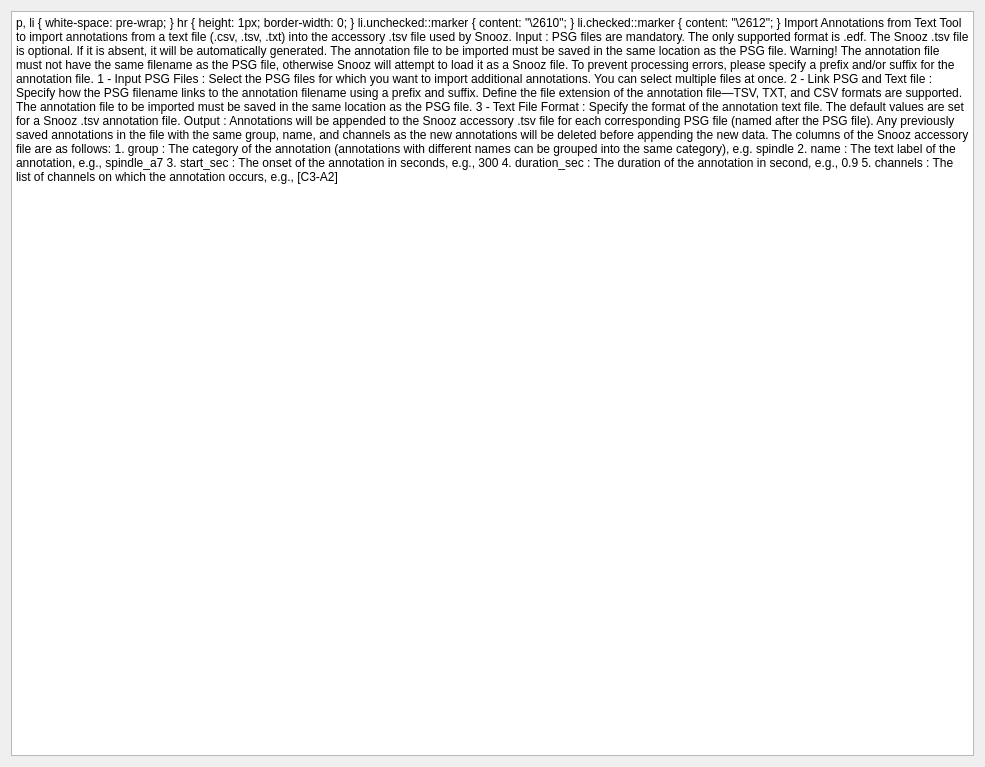
Above: tools/CEAMSTools/ImportTextAnnotations/IntroStep/Ui_IntroStep.ui from SnoozToolbox/snooz-package-ceams before the change. Below: the same form after it.
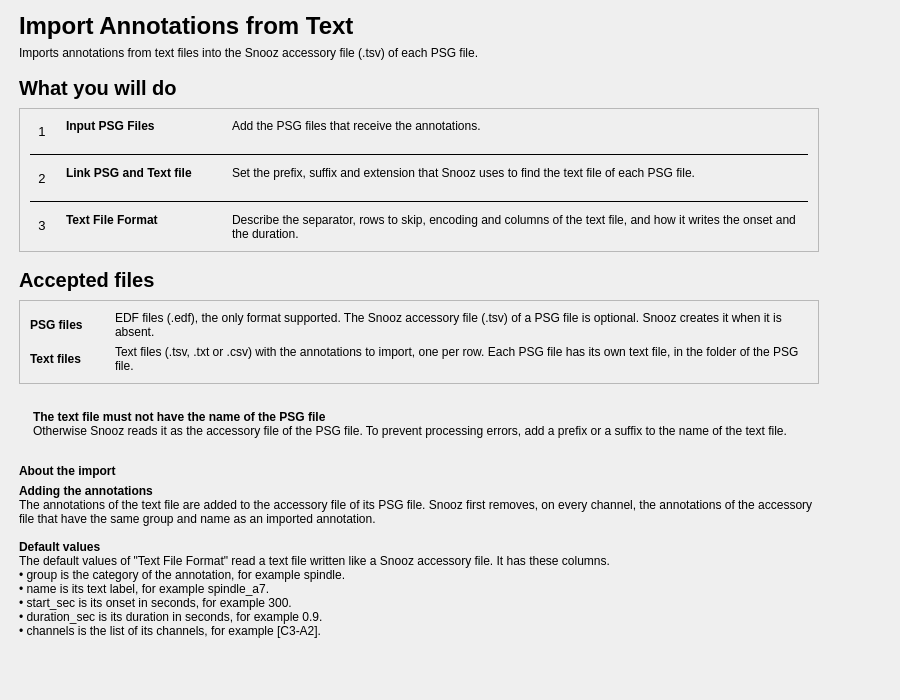
That is the form after the change.

Commit message: Import Annotations from Text: redesigned pages (tool 2.3.3)

```diff
--- a/tools/CEAMSTools/ImportTextAnnotations/IntroStep/Ui_IntroStep.ui
+++ b/tools/CEAMSTools/ImportTextAnnotations/IntroStep/Ui_IntroStep.ui
@@ -6,64 +6,576 @@
    <rect>
     <x>0</x>
     <y>0</y>
-    <width>985</width>
-    <height>767</height>
+    <width>900</width>
+    <height>700</height>
    </rect>
   </property>
   <property name="windowTitle">
    <string/>
   </property>
   <layout class="QVBoxLayout" name="verticalLayout">
-   <property name="spacing">
-    <number>25</number>
+   <property name="leftMargin">
+    <number>19</number>
    </property>
+   <property name="topMargin">
+    <number>12</number>
+   </property>
+   <property name="rightMargin">
+    <number>19</number>
+   </property>
+   <property name="bottomMargin">
+    <number>12</number>
+   </property>
    <item>
-    <widget class="QTextEdit" name="textEdit">
-     <property name="readOnly">
-      <bool>true</bool>
+    <layout class="QHBoxLayout" name="content_row" stretch="1,0">
+     <property name="leftMargin">
+      <number>0</number>
      </property>
-     <property name="html">
-      <string>&lt;!DOCTYPE HTML PUBLIC &quot;-//W3C//DTD HTML 4.0//EN&quot; &quot;http://www.w3.org/TR/REC-html40/strict.dtd&quot;&gt;
-&lt;html&gt;&lt;head&gt;&lt;meta name=&quot;qrichtext&quot; content=&quot;1&quot; /&gt;&lt;meta charset=&quot;utf-8&quot; /&gt;&lt;style type=&quot;text/css&quot;&gt;
-p, li { white-space: pre-wrap; }
-hr { height: 1px; border-width: 0; }
-li.unchecked::marker { content: &quot;\2610&quot;; }
-li.checked::marker { content: &quot;\2612&quot;; }
-&lt;/style&gt;&lt;/head&gt;&lt;body style=&quot; font-size:12pt; font-weight:400; font-style:normal;&quot;&gt;
-&lt;p style=&quot; margin-top:0px; margin-bottom:0px; margin-left:0px; margin-right:0px; -qt-block-indent:0; text-indent:0px;&quot;&gt;&lt;span style=&quot; font-weight:700;&quot;&gt;Import Annotations from Text&lt;/span&gt;&lt;/p&gt;
-&lt;p style=&quot;-qt-paragraph-type:empty; margin-top:0px; margin-bottom:0px; margin-left:0px; margin-right:0px; -qt-block-indent:0; text-indent:0px; font-weight:700;&quot;&gt;&lt;br /&gt;&lt;/p&gt;
-&lt;p style=&quot; margin-top:0px; margin-bottom:0px; margin-left:0px; margin-right:0px; -qt-block-indent:0; text-indent:0px;&quot;&gt;Tool to import annotations from a text file (.csv, .tsv, .txt) into the accessory .tsv file used by Snooz.&lt;/p&gt;
-&lt;p style=&quot;-qt-paragraph-type:empty; margin-top:0px; margin-bottom:0px; margin-left:0px; margin-right:0px; -qt-block-indent:0; text-indent:0px;&quot;&gt;&lt;br /&gt;&lt;/p&gt;
-&lt;p style=&quot; margin-top:0px; margin-bottom:0px; margin-left:0px; margin-right:0px; -qt-block-indent:0; text-indent:0px;&quot;&gt;&lt;span style=&quot; text-decoration: underline;&quot;&gt;Input :&lt;/span&gt;&lt;/p&gt;
-&lt;p style=&quot; margin-top:0px; margin-bottom:0px; margin-left:0px; margin-right:0px; -qt-block-indent:0; text-indent:0px;&quot;&gt;PSG files are mandatory.  The only supported format is .edf.&lt;/p&gt;
-&lt;p style=&quot; margin-top:0px; margin-bottom:0px; margin-left:0px; margin-right:0px; -qt-block-indent:0; text-indent:0px;&quot;&gt;The Snooz .tsv file is optional. If it is absent, it will be automatically generated.&lt;/p&gt;
-&lt;p style=&quot; margin-top:0px; margin-bottom:0px; margin-left:0px; margin-right:0px; -qt-block-indent:0; text-indent:0px;&quot;&gt;The annotation file to be imported must be saved in the same location as the PSG file.&lt;/p&gt;
-&lt;p style=&quot;-qt-paragraph-type:empty; margin-top:0px; margin-bottom:0px; margin-left:0px; margin-right:0px; -qt-block-indent:0; text-indent:0px;&quot;&gt;&lt;br /&gt;&lt;/p&gt;
-&lt;p style=&quot; margin-top:0px; margin-bottom:0px; margin-left:0px; margin-right:0px; -qt-block-indent:0; text-indent:0px;&quot;&gt;&lt;span style=&quot; font-weight:700;&quot;&gt;Warning!&lt;/span&gt;&lt;br /&gt;The annotation file must &lt;span style=&quot; font-weight:700;&quot;&gt;not&lt;/span&gt; have the same filename as the PSG file, otherwise Snooz will attempt to load it as a Snooz file.&lt;br /&gt;To prevent processing errors, please specify a &lt;span style=&quot; font-weight:700;&quot;&gt;prefix&lt;/span&gt; and/or &lt;span style=&quot; font-weight:700;&quot;&gt;suffix&lt;/span&gt; for the annotation file.&lt;/p&gt;
-&lt;p style=&quot;-qt-paragraph-type:empty; margin-top:0px; margin-bottom:0px; margin-left:0px; margin-right:0px; -qt-block-indent:0; text-indent:0px;&quot;&gt;&lt;br /&gt;&lt;/p&gt;
-&lt;p style=&quot; margin-top:0px; margin-bottom:0px; margin-left:0px; margin-right:0px; -qt-block-indent:0; text-indent:0px;&quot;&gt;&lt;span style=&quot; text-decoration: underline;&quot;&gt;1 - Input PSG Files :&lt;/span&gt;&lt;/p&gt;
-&lt;p style=&quot; margin-top:0px; margin-bottom:0px; margin-left:0px; margin-right:0px; -qt-block-indent:0; text-indent:0px;&quot;&gt;Select the PSG files for which you want to import additional annotations. You can select multiple files at once.&lt;/p&gt;
-&lt;p style=&quot;-qt-paragraph-type:empty; margin-top:0px; margin-bottom:0px; margin-left:0px; margin-right:0px; -qt-block-indent:0; text-indent:0px;&quot;&gt;&lt;br /&gt;&lt;/p&gt;
-&lt;p style=&quot; margin-top:0px; margin-bottom:0px; margin-left:0px; margin-right:0px; -qt-block-indent:0; text-indent:0px;&quot;&gt;&lt;span style=&quot; text-decoration: underline;&quot;&gt;2 - Link PSG and Text file :&lt;/span&gt;&lt;/p&gt;
-&lt;p style=&quot; margin-top:0px; margin-bottom:0px; margin-left:0px; margin-right:0px; -qt-block-indent:0; text-indent:0px;&quot;&gt;Specify how the PSG filename links to the annotation filename using a prefix and suffix. &lt;/p&gt;
-&lt;p style=&quot; margin-top:0px; margin-bottom:0px; margin-left:0px; margin-right:0px; -qt-block-indent:0; text-indent:0px;&quot;&gt;Define the file extension of the annotation file—TSV, TXT, and CSV formats are supported.&lt;/p&gt;
-&lt;p style=&quot; margin-top:0px; margin-bottom:0px; margin-left:0px; margin-right:0px; -qt-block-indent:0; text-indent:0px;&quot;&gt;The annotation file to be imported must be saved in the same location as the PSG file.&lt;/p&gt;
-&lt;p style=&quot;-qt-paragraph-type:empty; margin-top:0px; margin-bottom:0px; margin-left:0px; margin-right:0px; -qt-block-indent:0; text-indent:0px;&quot;&gt;&lt;br /&gt;&lt;/p&gt;
-&lt;p style=&quot; margin-top:0px; margin-bottom:0px; margin-left:0px; margin-right:0px; -qt-block-indent:0; text-indent:0px;&quot;&gt;&lt;span style=&quot; text-decoration: underline;&quot;&gt;3 - Text File Format :&lt;/span&gt; &lt;/p&gt;
-&lt;p style=&quot; margin-top:0px; margin-bottom:0px; margin-left:0px; margin-right:0px; -qt-block-indent:0; text-indent:0px;&quot;&gt;Specify the format of the annotation text file. The default values are set for a Snooz .tsv annotation file.&lt;/p&gt;
-&lt;p style=&quot;-qt-paragraph-type:empty; margin-top:0px; margin-bottom:0px; margin-left:0px; margin-right:0px; -qt-block-indent:0; text-indent:0px;&quot;&gt;&lt;br /&gt;&lt;/p&gt;
-&lt;p style=&quot; margin-top:0px; margin-bottom:0px; margin-left:0px; margin-right:0px; -qt-block-indent:0; text-indent:0px;&quot;&gt;&lt;span style=&quot; text-decoration: underline;&quot;&gt;Output :&lt;/span&gt;&lt;/p&gt;
-&lt;p style=&quot; margin-top:0px; margin-bottom:0px; margin-left:0px; margin-right:0px; -qt-block-indent:0; text-indent:0px;&quot;&gt;Annotations will be appended to the Snooz accessory .tsv file for each corresponding PSG file (named after the PSG file).&lt;/p&gt;
-&lt;p style=&quot; margin-top:0px; margin-bottom:0px; margin-left:0px; margin-right:0px; -qt-block-indent:0; text-indent:0px;&quot;&gt;Any previously saved annotations in the file with the same group, name, and channels as the new annotations will be deleted before appending the new data.&lt;/p&gt;
-&lt;p style=&quot; margin-top:0px; margin-bottom:0px; margin-left:0px; margin-right:0px; -qt-block-indent:0; text-indent:0px;&quot;&gt;	&lt;/p&gt;
-&lt;p style=&quot; margin-top:0px; margin-bottom:0px; margin-left:0px; margin-right:0px; -qt-block-indent:0; text-indent:0px;&quot;&gt;The columns of the Snooz accessory file are as follows:&lt;/p&gt;
-&lt;p style=&quot; margin-top:0px; margin-bottom:0px; margin-left:0px; margin-right:0px; -qt-block-indent:0; text-indent:0px;&quot;&gt;   1. &lt;span style=&quot; font-weight:600;&quot;&gt;group&lt;/span&gt; : The category of the annotation (annotations with different names can be grouped into the same category), e.g. &lt;span style=&quot; font-style:italic;&quot;&gt;spindle&lt;/span&gt;&lt;/p&gt;
-&lt;p style=&quot; margin-top:0px; margin-bottom:0px; margin-left:0px; margin-right:0px; -qt-block-indent:0; text-indent:0px;&quot;&gt;   2. &lt;span style=&quot; font-weight:600;&quot;&gt;name&lt;/span&gt;: The text label of the annotation, e.g., &lt;span style=&quot; font-style:italic;&quot;&gt;spindle_a7&lt;/span&gt;&lt;/p&gt;
-&lt;p style=&quot; margin-top:0px; margin-bottom:0px; margin-left:0px; margin-right:0px; -qt-block-indent:0; text-indent:0px;&quot;&gt;   3. &lt;span style=&quot; font-weight:600;&quot;&gt;start_sec&lt;/span&gt;: The onset of the annotation in seconds, e.g., &lt;span style=&quot; font-style:italic;&quot;&gt;300&lt;/span&gt;&lt;/p&gt;
-&lt;p style=&quot; margin-top:0px; margin-bottom:0px; margin-left:0px; margin-right:0px; -qt-block-indent:0; text-indent:0px;&quot;&gt;   4. &lt;span style=&quot; font-weight:600;&quot;&gt;duration_sec&lt;/span&gt; : The duration of the annotation in second, e.g., &lt;span style=&quot; font-style:italic;&quot;&gt;0.9&lt;/span&gt;&lt;/p&gt;
-&lt;p style=&quot; margin-top:0px; margin-bottom:0px; margin-left:0px; margin-right:0px; -qt-block-indent:0; text-indent:0px;&quot;&gt;   5. &lt;span style=&quot; font-weight:600;&quot;&gt;channels&lt;/span&gt; : The list of channels on which the annotation occurs, e.g., &lt;span style=&quot; font-style:italic;&quot;&gt;[C3-A2]&lt;/span&gt;&lt;/p&gt;&lt;/body&gt;&lt;/html&gt;</string>
+     <property name="topMargin">
+      <number>0</number>
      </property>
-    </widget>
+     <property name="rightMargin">
+      <number>0</number>
+     </property>
+     <property name="bottomMargin">
+      <number>0</number>
+     </property>
+     <item>
+      <widget class="QWidget" name="content_widget" native="true">
+       <property name="maximumSize">
+        <size>
+         <width>800</width>
+         <height>16777215</height>
+        </size>
+       </property>
+       <layout class="QVBoxLayout" name="content_layout">
+        <property name="spacing">
+         <number>16</number>
+        </property>
+        <property name="leftMargin">
+         <number>0</number>
+        </property>
+        <property name="topMargin">
+         <number>0</number>
+        </property>
+        <property name="rightMargin">
+         <number>0</number>
+        </property>
+        <property name="bottomMargin">
+         <number>0</number>
+        </property>
+        <item>
+         <layout class="QVBoxLayout" name="header_layout">
+          <property name="spacing">
+           <number>6</number>
+          </property>
+          <item>
+           <widget class="QLabel" name="title_label">
+            <property name="font">
+             <font>
+              <pointsize>18</pointsize>
+              <bold>true</bold>
+             </font>
+            </property>
+            <property name="text">
+             <string>Import Annotations from Text</string>
+            </property>
+           </widget>
+          </item>
+          <item>
+           <widget class="QLabel" name="subtitle_label">
+            <property name="text">
+             <string>Imports annotations from text files into the Snooz accessory file (.tsv) of each PSG file.</string>
+            </property>
+            <property name="wordWrap">
+             <bool>true</bool>
+            </property>
+            <property name="variant" stdset="0">
+             <string notr="true">help</string>
+            </property>
+           </widget>
+          </item>
+         </layout>
+        </item>
+        <item>
+         <layout class="QVBoxLayout" name="steps_section_layout">
+          <property name="spacing">
+           <number>8</number>
+          </property>
+          <item>
+           <widget class="QLabel" name="steps_title_label">
+            <property name="font">
+             <font>
+              <pointsize>15</pointsize>
+              <bold>true</bold>
+             </font>
+            </property>
+            <property name="text">
+             <string>What you will do</string>
+            </property>
+           </widget>
+          </item>
+          <item>
+           <widget class="QFrame" name="steps_card">
+            <property name="frameShape">
+             <enum>QFrame::Shape::StyledPanel</enum>
+            </property>
+            <property name="frameShadow">
+             <enum>QFrame::Shadow::Raised</enum>
+            </property>
+            <layout class="QVBoxLayout" name="steps_card_layout">
+             <property name="spacing">
+              <number>10</number>
+             </property>
+             <property name="leftMargin">
+              <number>10</number>
+             </property>
+             <property name="topMargin">
+              <number>10</number>
+             </property>
+             <property name="rightMargin">
+              <number>10</number>
+             </property>
+             <property name="bottomMargin">
+              <number>10</number>
+             </property>
+             <item>
+              <layout class="QGridLayout" name="steps_grid" columnstretch="0,0,0,1">
+               <property name="horizontalSpacing">
+                <number>12</number>
+               </property>
+               <property name="verticalSpacing">
+                <number>10</number>
+               </property>
+               <item row="0" column="0" alignment="Qt::AlignmentFlag::AlignTop">
+                <widget class="QLabel" name="step_1_number_label">
+                 <property name="font">
+                  <font>
+                   <pointsize>10</pointsize>
+                  </font>
+                 </property>
+                 <property name="text">
+                  <string>1</string>
+                 </property>
+                 <property name="variant" stdset="0">
+                  <string notr="true">step_number</string>
+                 </property>
+                 <property name="minimumSize">
+                  <size>
+                   <width>24</width>
+                   <height>24</height>
+                  </size>
+                 </property>
+                 <property name="maximumSize">
+                  <size>
+                   <width>24</width>
+                   <height>24</height>
+                  </size>
+                 </property>
+                 <property name="alignment">
+                  <set>Qt::AlignmentFlag::AlignCenter</set>
+                 </property>
+                </widget>
+               </item>
+               <item row="0" column="1">
+                <widget class="QLabel" name="step_1_name_label">
+                 <property name="font">
+                  <font>
+                   <bold>true</bold>
+                  </font>
+                 </property>
+                 <property name="text">
+                  <string>Input PSG Files</string>
+                 </property>
+                 <property name="alignment">
+                  <set>Qt::AlignmentFlag::AlignLeading|Qt::AlignmentFlag::AlignLeft|Qt::AlignmentFlag::AlignTop</set>
+                 </property>
+                </widget>
+               </item>
+               <item row="0" column="2">
+                <spacer name="steps_gap">
+                 <property name="orientation">
+                  <enum>Qt::Orientation::Horizontal</enum>
+                 </property>
+                 <property name="sizeType">
+                  <enum>QSizePolicy::Policy::Fixed</enum>
+                 </property>
+                 <property name="sizeHint" stdset="0">
+                  <size>
+                   <width>16</width>
+                   <height>20</height>
+                  </size>
+                 </property>
+                </spacer>
+               </item>
+               <item row="0" column="3">
+                <widget class="QLabel" name="step_1_label">
+                 <property name="text">
+                  <string>Add the PSG files that receive the annotations.</string>
+                 </property>
+                 <property name="wordWrap">
+                  <bool>true</bool>
+                 </property>
+                 <property name="variant" stdset="0">
+                  <string notr="true">help</string>
+                 </property>
+                 <property name="alignment">
+                  <set>Qt::AlignmentFlag::AlignLeading|Qt::AlignmentFlag::AlignLeft|Qt::AlignmentFlag::AlignTop</set>
+                 </property>
+                </widget>
+               </item>
+               <item row="1" column="0" rowspan="1" colspan="4">
+                <widget class="QFrame" name="step_line_2">
+                 <property name="frameShape">
+                  <enum>QFrame::Shape::HLine</enum>
+                 </property>
+                 <property name="frameShadow">
+                  <enum>QFrame::Shadow::Plain</enum>
+                 </property>
+                </widget>
+               </item>
+               <item row="2" column="0" alignment="Qt::AlignmentFlag::AlignTop">
+                <widget class="QLabel" name="step_2_number_label">
+                 <property name="font">
+                  <font>
+                   <pointsize>10</pointsize>
+                  </font>
+                 </property>
+                 <property name="text">
+                  <string>2</string>
+                 </property>
+                 <property name="variant" stdset="0">
+                  <string notr="true">step_number</string>
+                 </property>
+                 <property name="minimumSize">
+                  <size>
+                   <width>24</width>
+                   <height>24</height>
+                  </size>
+                 </property>
+                 <property name="maximumSize">
+                  <size>
+                   <width>24</width>
+                   <height>24</height>
+                  </size>
+                 </property>
+                 <property name="alignment">
+                  <set>Qt::AlignmentFlag::AlignCenter</set>
+                 </property>
+                </widget>
+               </item>
+               <item row="2" column="1">
+                <widget class="QLabel" name="step_2_name_label">
+                 <property name="font">
+                  <font>
+                   <bold>true</bold>
+                  </font>
+                 </property>
+                 <property name="text">
+                  <string>Link PSG and Text file</string>
+                 </property>
+                 <property name="alignment">
+                  <set>Qt::AlignmentFlag::AlignLeading|Qt::AlignmentFlag::AlignLeft|Qt::AlignmentFlag::AlignTop</set>
+                 </property>
+                </widget>
+               </item>
+               <item row="2" column="3">
+                <widget class="QLabel" name="step_2_label">
+                 <property name="text">
+                  <string>Set the prefix, suffix and extension that Snooz uses to find the text file of each PSG file.</string>
+                 </property>
+                 <property name="wordWrap">
+                  <bool>true</bool>
+                 </property>
+                 <property name="variant" stdset="0">
+                  <string notr="true">help</string>
+                 </property>
+                 <property name="alignment">
+                  <set>Qt::AlignmentFlag::AlignLeading|Qt::AlignmentFlag::AlignLeft|Qt::AlignmentFlag::AlignTop</set>
+                 </property>
+                </widget>
+               </item>
+               <item row="3" column="0" rowspan="1" colspan="4">
+                <widget class="QFrame" name="step_line_3">
+                 <property name="frameShape">
+                  <enum>QFrame::Shape::HLine</enum>
+                 </property>
+                 <property name="frameShadow">
+                  <enum>QFrame::Shadow::Plain</enum>
+                 </property>
+                </widget>
+               </item>
+               <item row="4" column="0" alignment="Qt::AlignmentFlag::AlignTop">
+                <widget class="QLabel" name="step_3_number_label">
+                 <property name="font">
+                  <font>
+                   <pointsize>10</pointsize>
+                  </font>
+                 </property>
+                 <property name="text">
+                  <string>3</string>
+                 </property>
+                 <property name="variant" stdset="0">
+                  <string notr="true">step_number</string>
+                 </property>
+                 <property name="minimumSize">
+                  <size>
+                   <width>24</width>
+                   <height>24</height>
+                  </size>
+                 </property>
+                 <property name="maximumSize">
+                  <size>
+                   <width>24</width>
+                   <height>24</height>
+                  </size>
+                 </property>
+                 <property name="alignment">
+                  <set>Qt::AlignmentFlag::AlignCenter</set>
+                 </property>
+                </widget>
+               </item>
+               <item row="4" column="1">
+                <widget class="QLabel" name="step_3_name_label">
+                 <property name="font">
+                  <font>
+                   <bold>true</bold>
+                  </font>
+                 </property>
+                 <property name="text">
+                  <string>Text File Format</string>
+                 </property>
+                 <property name="alignment">
+                  <set>Qt::AlignmentFlag::AlignLeading|Qt::AlignmentFlag::AlignLeft|Qt::AlignmentFlag::AlignTop</set>
+                 </property>
+                </widget>
+               </item>
+               <item row="4" column="3">
+                <widget class="QLabel" name="step_3_label">
+                 <property name="text">
+                  <string>Describe the separator, rows to skip, encoding and columns of the text file, and how it writes the onset and the duration.</string>
+                 </property>
+                 <property name="wordWrap">
+                  <bool>true</bool>
+                 </property>
+                 <property name="variant" stdset="0">
+                  <string notr="true">help</string>
+                 </property>
+                 <property name="alignment">
+                  <set>Qt::AlignmentFlag::AlignLeading|Qt::AlignmentFlag::AlignLeft|Qt::AlignmentFlag::AlignTop</set>
+                 </property>
+                </widget>
+               </item>
+              </layout>
+             </item>
+            </layout>
+           </widget>
+          </item>
+         </layout>
+        </item>
+        <item>
+         <layout class="QVBoxLayout" name="files_section_layout">
+          <property name="spacing">
+           <number>8</number>
+          </property>
+          <item>
+           <widget class="QLabel" name="files_title_label">
+            <property name="font">
+             <font>
+              <pointsize>15</pointsize>
+              <bold>true</bold>
+             </font>
+            </property>
+            <property name="text">
+             <string>Accepted files</string>
+            </property>
+           </widget>
+          </item>
+          <item>
+           <widget class="QFrame" name="files_card">
+            <property name="frameShape">
+             <enum>QFrame::Shape::StyledPanel</enum>
+            </property>
+            <property name="frameShadow">
+             <enum>QFrame::Shadow::Raised</enum>
+            </property>
+            <layout class="QVBoxLayout" name="files_card_layout">
+             <property name="spacing">
+              <number>10</number>
+             </property>
+             <property name="leftMargin">
+              <number>10</number>
+             </property>
+             <property name="topMargin">
+              <number>10</number>
+             </property>
+             <property name="rightMargin">
+              <number>10</number>
+             </property>
+             <property name="bottomMargin">
+              <number>10</number>
+             </property>
+             <item>
+              <layout class="QGridLayout" name="files_grid" columnstretch="0,1">
+               <property name="horizontalSpacing">
+                <number>32</number>
+               </property>
+               <property name="verticalSpacing">
+                <number>6</number>
+               </property>
+               <item row="0" column="0">
+                <widget class="QLabel" name="file_1_name_label">
+                 <property name="font">
+                  <font>
+                   <bold>true</bold>
+                  </font>
+                 </property>
+                 <property name="text">
+                  <string>PSG files</string>
+                 </property>
+                </widget>
+               </item>
+               <item row="0" column="1">
+                <widget class="QLabel" name="file_1_label">
+                 <property name="text">
+                  <string>EDF files (.edf), the only format supported. The Snooz accessory file (.tsv) of a PSG file is optional. Snooz creates it when it is absent.</string>
+                 </property>
+                 <property name="wordWrap">
+                  <bool>true</bool>
+                 </property>
+                </widget>
+               </item>
+               <item row="1" column="0">
+                <widget class="QLabel" name="file_2_name_label">
+                 <property name="font">
+                  <font>
+                   <bold>true</bold>
+                  </font>
+                 </property>
+                 <property name="text">
+                  <string>Text files</string>
+                 </property>
+                </widget>
+               </item>
+               <item row="1" column="1">
+                <widget class="QLabel" name="file_2_label">
+                 <property name="text">
+                  <string>Text files (.tsv, .txt or .csv) with the annotations to import, one per row. Each PSG file has its own text file, in the folder of the PSG file.</string>
+                 </property>
+                 <property name="wordWrap">
+                  <bool>true</bool>
+                 </property>
+                </widget>
+               </item>
+              </layout>
+             </item>
+            </layout>
+           </widget>
+          </item>
+         </layout>
+        </item>
+        <item>
+         <widget class="QFrame" name="same_name_warning">
+          <property name="frameShape">
+           <enum>QFrame::Shape::NoFrame</enum>
+          </property>
+          <property name="variant" stdset="0">
+           <string notr="true">warning</string>
+          </property>
+          <layout class="QHBoxLayout" name="same_name_warning_layout">
+           <property name="leftMargin">
+            <number>14</number>
+           </property>
+           <property name="topMargin">
+            <number>10</number>
+           </property>
+           <property name="rightMargin">
+            <number>14</number>
+           </property>
+           <property name="bottomMargin">
+            <number>10</number>
+           </property>
+           <item>
+            <widget class="QLabel" name="same_name_warning_label">
+             <property name="text">
+              <string>&lt;b&gt;The text file must not have the name of the PSG file&lt;/b&gt;&lt;br/&gt;Otherwise Snooz reads it as the accessory file of the PSG file. To prevent processing errors, add a prefix or a suffix to the name of the text file.</string>
+             </property>
+             <property name="textFormat">
+              <enum>Qt::TextFormat::RichText</enum>
+             </property>
+             <property name="wordWrap">
+              <bool>true</bool>
+             </property>
+            </widget>
+           </item>
+          </layout>
+         </widget>
+        </item>
+        <item>
+         <layout class="QVBoxLayout" name="about_import_layout">
+          <property name="spacing">
+           <number>6</number>
+          </property>
+          <item>
+           <widget class="QLabel" name="about_import_title_label">
+            <property name="font">
+             <font>
+              <bold>true</bold>
+             </font>
+            </property>
+            <property name="text">
+             <string>About the import</string>
+            </property>
+           </widget>
+          </item>
+          <item>
+           <widget class="QLabel" name="about_import_label">
+            <property name="text">
+             <string>&lt;b&gt;Adding the annotations&lt;/b&gt;&lt;br/&gt;The annotations of the text file are added to the accessory file of its PSG file. Snooz first removes, on every channel, the annotations of the accessory file that have the same group and name as an imported annotation.&lt;br/&gt;&lt;br/&gt;&lt;b&gt;Default values&lt;/b&gt;&lt;br/&gt;The default values of "Text File Format" read a text file written like a Snooz accessory file. It has these columns.&lt;br/&gt;• group is the category of the annotation, for example spindle.&lt;br/&gt;• name is its text label, for example spindle_a7.&lt;br/&gt;• start_sec is its onset in seconds, for example 300.&lt;br/&gt;• duration_sec is its duration in seconds, for example 0.9.&lt;br/&gt;• channels is the list of its channels, for example [C3-A2].</string>
+            </property>
+            <property name="textFormat">
+             <enum>Qt::TextFormat::RichText</enum>
+            </property>
+            <property name="wordWrap">
+             <bool>true</bool>
+            </property>
+            <property name="variant" stdset="0">
+             <string notr="true">help</string>
+            </property>
+           </widget>
+          </item>
+         </layout>
+        </item>
+       </layout>
+      </widget>
+     </item>
+     <item>
+      <spacer name="content_spacer">
+       <property name="orientation">
+        <enum>Qt::Orientation::Horizontal</enum>
+       </property>
+       <property name="sizeHint" stdset="0">
+        <size>
+         <width>40</width>
+         <height>20</height>
+        </size>
+       </property>
+      </spacer>
+     </item>
+    </layout>
+   </item>
+   <item>
+    <spacer name="verticalSpacer">
+     <property name="orientation">
+      <enum>Qt::Orientation::Vertical</enum>
+     </property>
+     <property name="sizeHint" stdset="0">
+      <size>
+       <width>40</width>
+       <height>20</height>
+      </size>
+     </property>
+    </spacer>
    </item>
   </layout>
  </widget>
```
Left out of the diff: 6 changed lines with no effect on the pictures. The commit also changes 7 other files.
